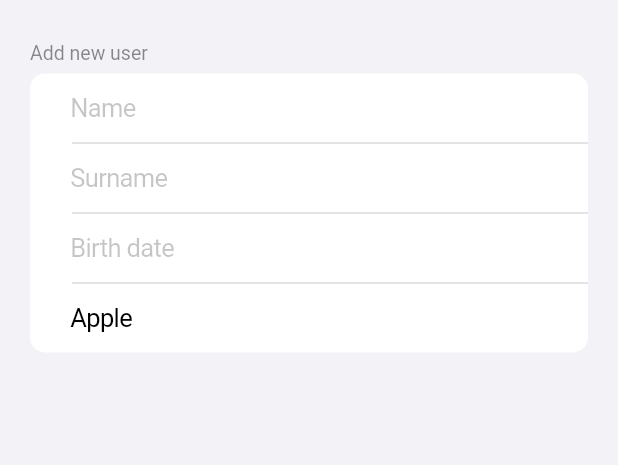
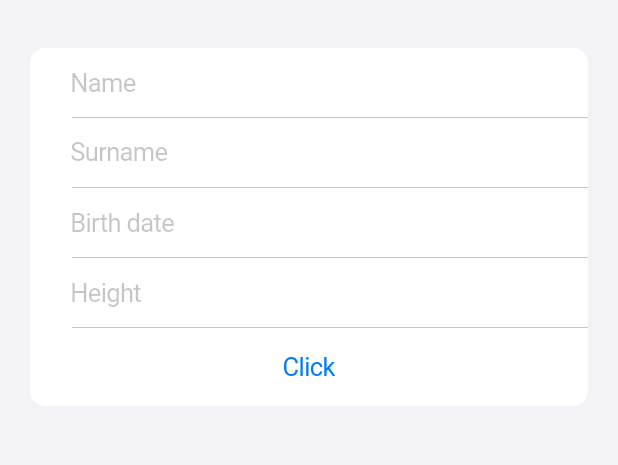
Before and after one commit to PiotrChoinski/BMI-mobile, a Flutter app: the AddUserPage screen opened directly, on a phone screen of 412 x 824 dp, the part 48-513 px from its top. Run offline on Flutter 3.47's test engine with Material 3 defaults, Android fonts, the phone set to English and light mode, and no system bars.

Commit message:
picker as reuseable component

```diff
--- a/bmi_mobile/lib/components/picker.dart
+++ b/bmi_mobile/lib/components/picker.dart
@@ -2,14 +2,22 @@ import 'package:flutter/cupertino.dart';
 import 'package:flutter/material.dart';
 
 class Picker extends StatefulWidget {
-  const Picker({super.key});
+  final String placeholder;
+  final List data;
+  final void Function(int) selectOption;
+
+  const Picker(
+      {super.key,
+      required this.placeholder,
+      required this.data,
+      required this.selectOption});
 
   @override
   State<Picker> createState() => _PickerState();
 }
 
 class _PickerState extends State<Picker> {
-  String selectedFruit = 'Apple';
+  int selectedWidget = 0;
 
   void _showPicker() {
     showCupertinoModalPopup(
@@ -27,20 +35,20 @@ class _PickerState extends State<Picker> {
               ),
               Expanded(
                 child: CupertinoPicker(
-                  itemExtent: 50, // Wysokość pojedynczego elementu
-                  onSelectedItemChanged: (value) => print(value),
-                  children: List.generate(100, (index) {
+                  itemExtent: 50,
+                  onSelectedItemChanged: (value) => {
+                    widget.selectOption(value),
+                    setState(() {
+                      selectedWidget = value + 135;
+                    })
+                  },
+                  children: widget.data.map<Widget>((item) {
                     return Center(
-                      child: Text('${index + 135}'),
+                      child: Text(
+                        item['value'].toString(),
+                      ),
                     );
-                  }),
-                  // children: _fruitNames.map((fruit) {
-                  //   return Center(
-                  //     child: Text(
-                  //       fruit,
-                  //     ),
-                  //   );
-                  // }).toList(),
+                  }).toList(),
                 ),
               ),
             ],
@@ -53,10 +61,11 @@ class _PickerState extends State<Picker> {
   @override
   Widget build(BuildContext context) {
     return CupertinoTextFormFieldRow(
-      placeholder: 'Select Fruit',
+      placeholder: widget.placeholder,
       readOnly: true,
-      onTap: _showPicker, // Wywołanie metody pokazującej picker
-      controller: TextEditingController(text: selectedFruit),
+      onTap: _showPicker,
+      controller: TextEditingController(
+          text: selectedWidget == 0 ? '' : selectedWidget.toString()),
     );
   }
 }
--- a/bmi_mobile/lib/pages/add_user_page.dart
+++ b/bmi_mobile/lib/pages/add_user_page.dart
@@ -11,6 +11,9 @@ class AddUserPage extends StatefulWidget {
 }
 
 class _AddUserPageState extends State<AddUserPage> {
+  final _formKey = GlobalKey<FormState>();
+  final Map<String, dynamic> _newUser = {};
+
   @override
   Widget build(BuildContext context) {
     return CupertinoPageScaffold(
@@ -21,19 +24,31 @@ class _AddUserPageState extends State<AddUserPage> {
         ),
         child: SafeArea(
             child: Form(
+                key: _formKey,
                 autovalidateMode: AutovalidateMode.always,
-          child: CupertinoFormSection.insetGrouped(
-              header: const Text('Add new user'),
-              children: [
+                child: Container(
+                  padding: const EdgeInsets.only(top: 20),
+                  child: CupertinoFormSection.insetGrouped(children: [
                     CupertinoTextFormFieldRow(
                         placeholder: 'Name',
-                ),
+                        onChanged: (value) => _newUser['name'] = value),
                     CupertinoTextFormFieldRow(
                       placeholder: 'Surname',
+                      onChanged: (value) => _newUser['surname'] = value,
                     ),
                     const DatePicker(),
-                const Picker()
+                    Picker(
+                        placeholder: "Height",
+                        data: List.generate(
+                          100,
+                          (index) => {'id': index + 135, 'value': index + 135},
+                        ),
+                        selectOption: (value) =>
+                            _newUser['height'] = value + 135),
+                    CupertinoButton(
+                        child: Text('Click'),
+                        onPressed: () => print(_newUser.toString()))
                   ]),
-        )));
+                ))));
   }
 }
```
Lines whose indentation alone changed are shown as unchanged.
